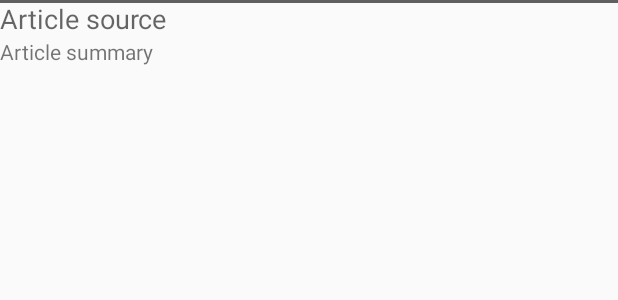
After one commit to sb0210/code-fun-do-2015, an Android app: the layout template_layout.xml on its own in the app's theme, with its tools: preview values and no code run, on a phone screen of 412 x 824 dp. The commit adds this screen. Shown: the top 300 px of the screen. Run offline under Robolectric (Android 15) with nearby library versions, the phone set to English and light mode, and no system bars.

Commit message:
Add app with url retriever

```diff
--- a/app/app/build.gradle
+++ b/app/app/build.gradle
@@ -19,8 +19,9 @@ android {
 }
 
 dependencies {
-    compile fileTree(dir: 'libs', include: ['*.jar'])
+    compile fileTree(include: ['*.jar'], dir: 'libs')
     compile 'com.android.support:appcompat-v7:23.0.0'
     compile 'com.android.support:cardview-v7:23.0.0'
     compile 'com.android.support:design:23.0.0'
+    compile files('libs/json.jar')
 }
--- a/app/app/src/main/res/layout/activity_news.xml
+++ b/app/app/src/main/res/layout/activity_news.xml
@@ -20,11 +20,12 @@
         android:layout_alignParentLeft="true"
         android:layout_alignParentStart="true" />
 
-    <TextView
+    <LinearLayout
+        android:orientation="vertical"
         android:layout_width="wrap_content"
         android:layout_height="wrap_content"
         android:textAppearance="?android:attr/textAppearanceMedium"
-        android:text="Medium Text"
+        android:text=""
         android:id="@+id/textViewData"
         android:layout_below="@+id/textViewTitle"
         android:layout_alignParentLeft="true"
--- /dev/null
+++ b/app/app/src/main/res/layout/template_layout.xml
@@ -0,0 +1,31 @@
+<?xml version="1.0" encoding="utf-8"?>
+<RelativeLayout xmlns:android="http://schemas.android.com/apk/res/android"
+    android:orientation="vertical" android:layout_width="match_parent"
+    android:layout_height="match_parent"
+    android:weightSum="1">
+
+    <TextView
+        android:layout_width="wrap_content"
+        android:layout_height="wrap_content"
+        android:textAppearance="?android:attr/textAppearanceMedium"
+        android:text="Article source"
+        android:id="@+id/textViewArticleSource"
+        android:layout_weight="0.04" />
+
+    <TextView
+        android:layout_width="wrap_content"
+        android:layout_height="40dp"
+        android:textAppearance="?android:attr/textAppearanceSmall"
+        android:text="Article summary"
+        android:id="@+id/textViewArticleSummary"
+        android:layout_weight="0.05"
+        android:layout_below="@+id/textViewArticleSource"
+        android:layout_alignParentLeft="true"
+        android:layout_alignParentStart="true" />
+
+    <View
+        android:id="@+id/SplitLine_hor1"
+        android:layout_width="match_parent"
+        android:layout_height= "2dp"
+        android:background="@color/gray" />
+</RelativeLayout>
--- a/app/app/src/main/res/values/colors.xml
+++ b/app/app/src/main/res/values/colors.xml
@@ -10,4 +10,5 @@
     <color name="tab_text_color">#BBDEFB</color>
     <color name="tab_text_color_selected">#fff</color>
     <color name="tab_indicator">#90CAF9</color>
+    <color name="gray">#606060</color>
 </resources>
```
Also changed, not shown: app/app/src/main/java/net/mustafaozcan/materialnavigation/ContentFragment.java (+81 -15 lines), app/app/src/main/java/net/mustafaozcan/materialnavigation/MainActivity.java (+20 -1 lines), app/app/src/main/java/net/mustafaozcan/materialnavigation/newsActivity.java (+73 -6 lines), app/app/libs/json.jar (added), 2 other files.
